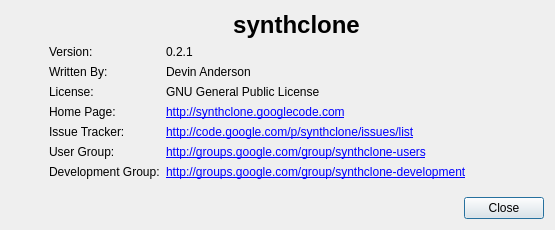
surfacepatterns/synthclone, file src/synthclone/aboutview.ui: the form before one commit.
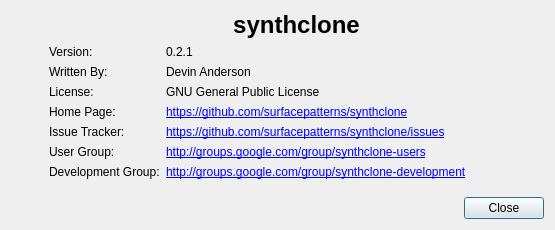
The form after the commit. Icons and pictures are not drawn.

Commit message: Update the home page and issue tracker links in the `about` view.

```diff
--- a/src/synthclone/aboutview.ui
+++ b/src/synthclone/aboutview.ui
@@ -133,7 +133,7 @@
          <item row="3" column="1">
           <widget class="QLabel" name="label">
            <property name="text">
-            <string>&lt;a href=&quot;http://synthclone.googlecode.com&quot;&gt;http://synthclone.googlecode.com&lt;/a&gt;</string>
+            <string>&lt;a href=&quot;https://github.com/surfacepatterns/synthclone&quot;&gt;https://github.com/surfacepatterns/synthclone&lt;/a&gt;</string>
            </property>
            <property name="textFormat">
             <enum>Qt::RichText</enum>
@@ -156,7 +156,7 @@
          <item row="4" column="1">
           <widget class="QLabel" name="label">
            <property name="text">
-            <string>&lt;a href=&quot;http://code.google.com/p/synthclone/issues/list&quot;&gt;http://code.google.com/p/synthclone/issues/list&lt;/a&gt;</string>
+            <string>&lt;a href=&quot;https://github.com/surfacepatterns/synthclone/issues&quot;&gt;https://github.com/surfacepatterns/synthclone/issues&lt;/a&gt;</string>
            </property>
            <property name="textFormat">
             <enum>Qt::RichText</enum>
```
